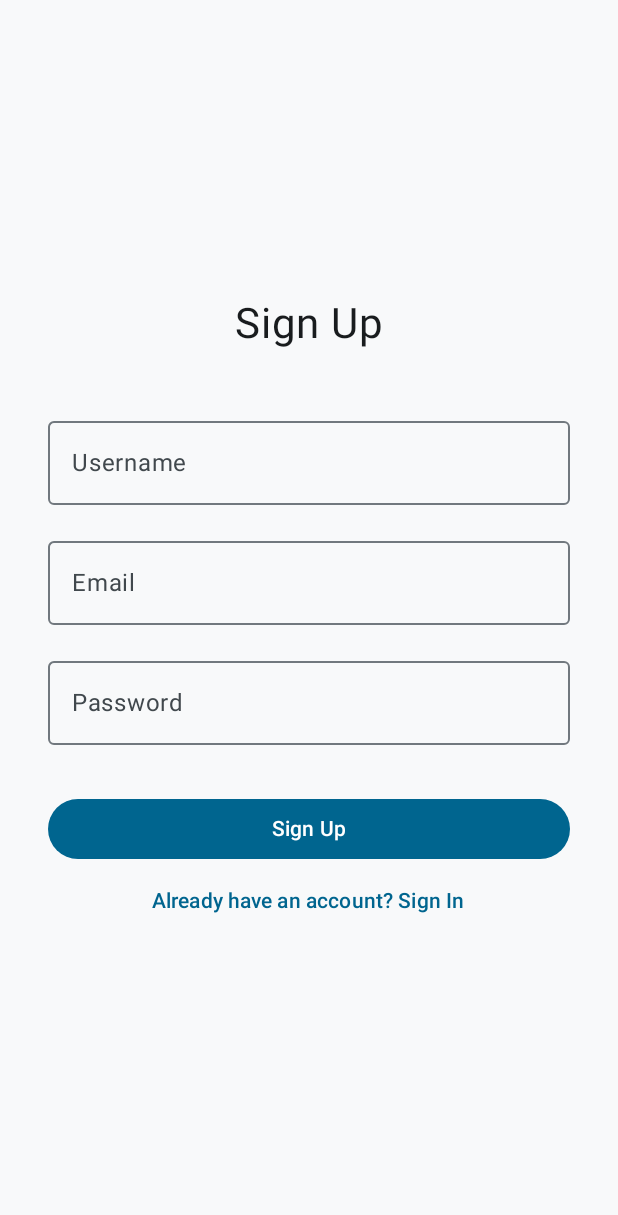
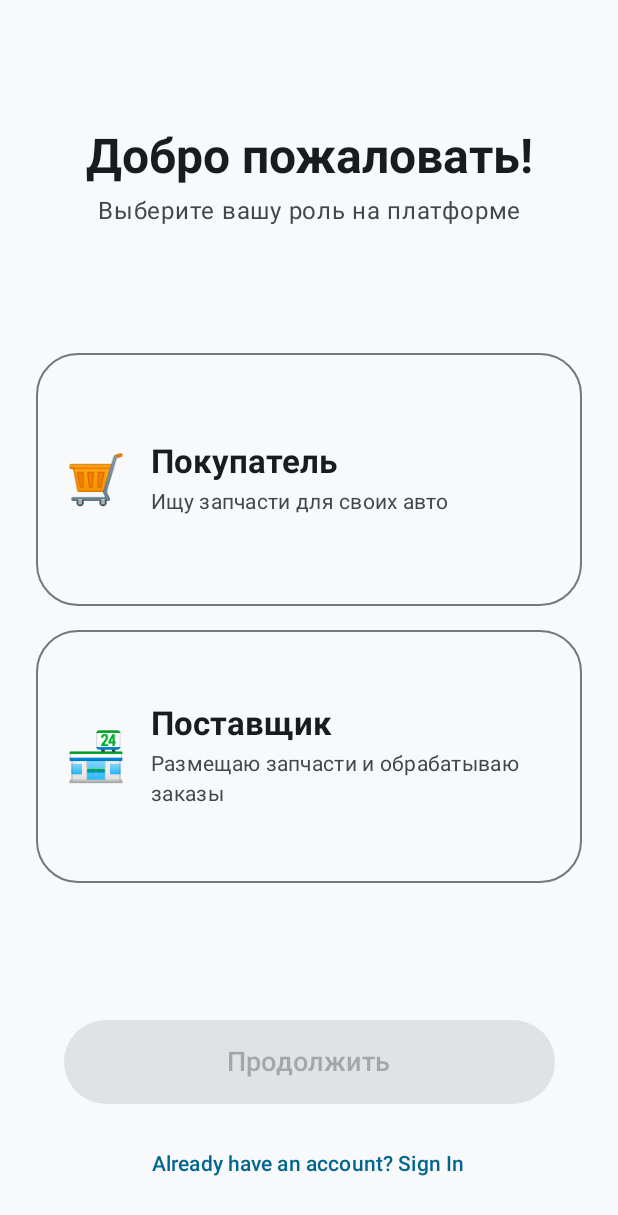
Before and after one commit to laughinme/auto-spare-parts, an Android app built with Jetpack Compose: the screen it shows after launch (MainActivity), after a tap on "Get Started", on a phone screen of 412 x 824 dp. Shown: the top 1215 px of the screen. Run offline under Robolectric (Android 15) with nearby library versions, the phone set to English and light mode, and no system bars; our stand-ins replace Dagger/Hilt's generated code; libraries missing offline, so code that uses them is left out: com.stripe.android; Roboto replaces fonts that are not available here; 1 statement that could not run was skipped.

Commit message:
[mobile] Enhance RolePickerScreen and update navigation
Refactored RolePickerScreen:
- Added `TextButton` for "Already have an account? Sign In" navigation.
- Modified layout to accommodate the new button and improve spacing.
- Updated `onClick` for the "Продолжить" button to navigate to sign up.
- Updated preview to include navigation lambdas and use `PreviewTheme`.

Updated AppNavigation:
- Added `ROLE_PICKER` route to `AUTH_GRAPH`.
- GreetingScreen now navigates to `ROLE_PICKER` instead of `SIGN_UP`.
- SignInScreen's "Sign Up" navigation now points to `ROLE_PICKER`.

Added `ROLE_PICKER` constant to `Routes.kt`.

```diff
--- a/mobile/app/src/main/java/com/lapcevichme/templates/presentation/navigation/AppNavigation.kt
+++ b/mobile/app/src/main/java/com/lapcevichme/templates/presentation/navigation/AppNavigation.kt
@@ -1,17 +1,23 @@
 package com.lapcevichme.templates.presentation.navigation
 
 import androidx.compose.foundation.layout.Box
+import androidx.compose.foundation.layout.Column
+import androidx.compose.foundation.layout.Spacer
 import androidx.compose.foundation.layout.fillMaxSize
+import androidx.compose.foundation.layout.height
+import androidx.compose.material3.Button
 import androidx.compose.material3.Text
 import androidx.compose.runtime.Composable
 import androidx.compose.ui.Alignment
 import androidx.compose.ui.Modifier
+import androidx.compose.ui.unit.dp
 import androidx.navigation.NavHostController
 import androidx.navigation.compose.NavHost
 import androidx.navigation.compose.composable
 import androidx.navigation.navigation
 import com.lapcevichme.templates.presentation.screen.ConnectOnboardingScreen
 import com.lapcevichme.templates.presentation.screen.onboardingScreens.GreetingScreen
+import com.lapcevichme.templates.presentation.screen.onboardingScreens.RolePickerScreen // Assuming RolePickerScreen is now correctly imported
 import com.lapcevichme.templates.presentation.screen.onboardingScreens.SignInScreen
 import com.lapcevichme.templates.presentation.screen.onboardingScreens.SignUpScreen
 import com.lapcevichme.templates.presentation.screen.tabs.ProfileTabScreen
@@ -34,6 +40,12 @@ fun AppNavigation(navController: NavHostController, startDestination: String) {
         ) {
             composable(Routes.GREETING) {
                 GreetingScreen(
+                    onNavigateToSignUp = { navController.navigate(Routes.ROLE_PICKER) },
+                    onNavigateToSignIn = { navController.navigate(Routes.SIGN_IN) }
+                )
+            }
+            composable(Routes.ROLE_PICKER) {
+                RolePickerScreen( // Using the actual RolePickerScreen now
                     onNavigateToSignUp = { navController.navigate(Routes.SIGN_UP) },
                     onNavigateToSignIn = { navController.navigate(Routes.SIGN_IN) }
                 )
@@ -45,7 +57,7 @@ fun AppNavigation(navController: NavHostController, startDestination: String) {
                             popUpTo(Routes.AUTH_GRAPH) { inclusive = true }
                         }
                     },
-                    onNavigateToSignUp = { navController.navigate(Routes.SIGN_UP) }
+                    onNavigateToSignUp = { navController.navigate(Routes.ROLE_PICKER) } // Changed to ROLE_PICKER
                 )
             }
             composable(Routes.SIGN_UP) {
@@ -62,31 +74,28 @@ fun AppNavigation(navController: NavHostController, startDestination: String) {
 
         // --- ГРАФ 2: СОЗДАНИЕ ПРОФИЛЯ ---
         navigation(
-            startDestination = Routes.AGE_PICKER,
+            startDestination = Routes.AGE_PICKER, // TODO: Update startDestination if AGE_PICKER is removed or commented out
             route = Routes.PROFILE_CREATION_GRAPH
         ) {
-//            composable(Routes.AGE_PICKER) {
-//                AgePickerScreen(
-//                    onNext = { navController.navigate(Routes.GENDER_PICKER) }
-//                )
-//            }
-//            composable(Routes.GENDER_PICKER) {
-//                GenderPickerScreen(
-//                    onNext = { navController.navigate(Routes.CITY_PICKER) }
-//                )
-//            }
-//            composable(Routes.CITY_PICKER) {
-//                CityScreen(
-//                    // Теперь переходим на экран Stripe
-//                    onProfileComplete = { navController.navigate(Routes.STRIPE_ONBOARDING) }
-//                )
-//            }
-
-            // Добавляем новый экран в граф
-            composable(Routes.STRIPE_ONBOARDING) {
+            // composable(Routes.AGE_PICKER) {
+            //     AgePickerScreen(
+            //         onNext = { navController.navigate(Routes.GENDER_PICKER) }
+            //     )
+            // }
+            // composable(Routes.GENDER_PICKER) {
+            //     GenderPickerScreen(
+            //         onNext = { navController.navigate(Routes.CITY_PICKER) }
+            //     )
+            // }
+            // composable(Routes.CITY_PICKER) {
+            //     CityScreen(
+            //         // Теперь переходим на экран Stripe
+            //         onProfileComplete = { navController.navigate(Routes.STRIPE_ONBOARDING) }
+            //     )
+            // }
+            composable(Routes.STRIPE_ONBOARDING) { // Assuming this is the main part of profile creation now
                 ConnectOnboardingScreen(
                     onOnboardingComplete = {
-                        // После успешного онбординга переходим в основное приложение
                         navController.navigate(Routes.MAIN_GRAPH) {
                             popUpTo(Routes.PROFILE_CREATION_GRAPH) {
                                 inclusive = true
@@ -99,39 +108,34 @@ fun AppNavigation(navController: NavHostController, startDestination: String) {
 
         // --- ГРАФ 3: ОСНОВНОЕ ПРИЛОЖЕНИЕ ---
         navigation(
-            startDestination = Routes.HOME_TAB, // Стартовый экран - вкладка "Home"
+            startDestination = Routes.HOME_TAB,
             route = Routes.MAIN_GRAPH
         ) {
-            // Экраны вкладок
             composable(Routes.HOME_TAB) {
-                // TODO: Замените эту заглушку на ваш реальный HomeTabScreen()
                 Box(modifier = Modifier.fillMaxSize(), contentAlignment = Alignment.Center) {
                     Text(text = "Home Screen (Placeholder)")
                 }
             }
-//            composable(Routes.FRIENDS_TAB) { FriendsTabScreen() }
-//            composable(Routes.CHAT_TAB) { ChatTabScreen() }
-            composable(Routes.PROFILE_TAB) { ProfileTabScreen(
-                onLogoutSuccess = {
-                    // Переходим на граф аутентификации, очищая весь стек
-                    // до основного графа. Пользователь не сможет вернуться назад.
-                    navController.navigate(Routes.AUTH_GRAPH) {
-                        popUpTo(Routes.MAIN_GRAPH) {
-                            inclusive = true
+            // composable(Routes.FRIENDS_TAB) { FriendsTabScreen() }
+            // composable(Routes.CHAT_TAB) { ChatTabScreen() }
+            composable(Routes.PROFILE_TAB) {
+                ProfileTabScreen(
+                    onLogoutSuccess = {
+                        navController.navigate(Routes.AUTH_GRAPH) {
+                            popUpTo(Routes.MAIN_GRAPH) {
+                                inclusive = true
+                            }
                         }
                     }
-                }
-            ) }
-
-            // Экран добавления ___
-//            composable(Routes.ADD) {
-//                AddScreen(
-//                    onCreatedSuccessfully = {
-//                        // После успешного создания возвращаемся назад
-//                        navController.popBackStack()
-//                    }
-//                )
-//            }
+                )
+            }
+            // composable(Routes.ADD) {
+            //     AddScreen(
+            //         onCreatedSuccessfully = {
+            //             navController.popBackStack()
+            //         }
+            //     )
+            // }
         }
     }
 }
--- a/mobile/app/src/main/java/com/lapcevichme/templates/presentation/navigation/Routes.kt
+++ b/mobile/app/src/main/java/com/lapcevichme/templates/presentation/navigation/Routes.kt
@@ -14,6 +14,7 @@ object Routes {
     const val GREETING = "greeting"
     const val SIGN_IN = "sign_in"
     const val SIGN_UP = "sign_up"
+    const val ROLE_PICKER = "role_picker"
 
 
     // --- ЭКРАНЫ ГРАФА СОЗДАНИЯ ПРОФИЛЯ (PROFILE_CREATION_GRAPH) ---
--- a/mobile/app/src/main/java/com/lapcevichme/templates/presentation/screen/onboardingScreens/RolePickerScreen.kt
+++ b/mobile/app/src/main/java/com/lapcevichme/templates/presentation/screen/onboardingScreens/RolePickerScreen.kt
@@ -18,6 +18,7 @@ import androidx.compose.material3.CardDefaults
 import androidx.compose.material3.MaterialTheme
 import androidx.compose.material3.Surface
 import androidx.compose.material3.Text
+import androidx.compose.material3.TextButton // Added
 import androidx.compose.runtime.Composable
 import androidx.compose.runtime.getValue
 import androidx.compose.ui.Alignment
@@ -29,15 +30,16 @@ import androidx.compose.ui.unit.sp
 import androidx.hilt.navigation.compose.hiltViewModel
 import androidx.lifecycle.compose.collectAsStateWithLifecycle
 import com.lapcevichme.templates.presentation.viewmodel.OnboardingViewModel
+import com.lapcevichme.templates.ui.theme.PreviewTheme // Added for consistent preview
 
-// Определим простой sealed class для ролей, чтобы избежать ошибок с "магическими строками"
 @Composable
 fun RolePickerScreen(
-    viewModel: OnboardingViewModel = hiltViewModel()
+    viewModel: OnboardingViewModel = hiltViewModel(),
+    onNavigateToSignUp: () -> Unit,
+    onNavigateToSignIn: () -> Unit
 ) {
-    // Внутреннее состояние для отслеживания выбранной роли
     val selectedRole : String? by viewModel.role.collectAsStateWithLifecycle()
-    val roles = listOf("Buyer", "Seller")
+    // val roles = listOf("Buyer", "Seller") // roles list is not directly used in UI rendering, only for logic in VM
 
     Column(
         modifier = Modifier
@@ -99,23 +101,27 @@ fun RolePickerScreen(
             }
         }
 
-        // --- Нижняя часть: Кнопка "Продолжить" ---
-        Box(
+        // --- Нижняя часть: Кнопка "Продолжить" и ссылка на Sign In ---
+        Column( // Changed Box to Column to accommodate TextButton
             modifier = Modifier
                 .weight(1f)
                 .fillMaxWidth()
-                .padding(bottom = 40.dp),
-            contentAlignment = Alignment.BottomCenter
+                .padding(bottom = 24.dp), // Adjusted padding
+            horizontalAlignment = Alignment.CenterHorizontally, // Center content in the column
+            verticalArrangement = Arrangement.Bottom // Align to bottom
         ) {
             Button(
                 modifier = Modifier
                     .height(56.dp)
                     .fillMaxWidth(0.9f),
-                onClick = {}, //TODO Миша добавь тут навигацию,
-                // Кнопка активна только если выбрана роль
+                onClick = onNavigateToSignUp, // Changed from {}
                 enabled = selectedRole != null
             ) {
                 Text("Продолжить", fontSize = 18.sp)
+            }
+            Spacer(modifier = Modifier.height(16.dp)) // Added spacer
+            TextButton(onClick = onNavigateToSignIn) { // Added TextButton
+                Text("Already have an account? Sign In")
             }
         }
     }
@@ -134,7 +140,7 @@ fun RoleCard(
 
     Card(
         modifier = Modifier
-            .fillMaxSize()
+            .fillMaxSize() // Consider using .aspectRatio(1.5f) or similar for better card shape if needed
             .clickable(onClick = onClick),
         shape = MaterialTheme.shapes.extraLarge,
         border = BorderStroke(if (isSelected) 2.dp else 1.dp, borderColor),
@@ -145,7 +151,7 @@ fun RoleCard(
             verticalAlignment = Alignment.CenterVertically,
             horizontalArrangement = Arrangement.spacedBy(16.dp)
         ) {
-            Text(text = icon, fontSize = 32.sp)
+            Text(text = icon, fontSize = 32.sp) // Emoji icons might render differently on various devices/OS versions
             Column {
                 Text(text = title, style = MaterialTheme.typography.titleLarge, fontWeight = FontWeight.Bold)
                 Spacer(modifier = Modifier.height(4.dp))
@@ -166,10 +172,12 @@ fun RoleCard(
 )
 @Composable
 fun RolePickerScreenPreview() {
-    // Обертка для превью, чтобы применить тему
-    MaterialTheme {
+    PreviewTheme { // Wrapped with PreviewTheme for consistency
         Surface(modifier = Modifier.fillMaxSize(), color = MaterialTheme.colorScheme.background) {
-            RolePickerScreen()
+            RolePickerScreen(
+                onNavigateToSignUp = {}, // Added dummy lambda
+                onNavigateToSignIn = {}  // Added dummy lambda
+            )
         }
     }
 }
```
